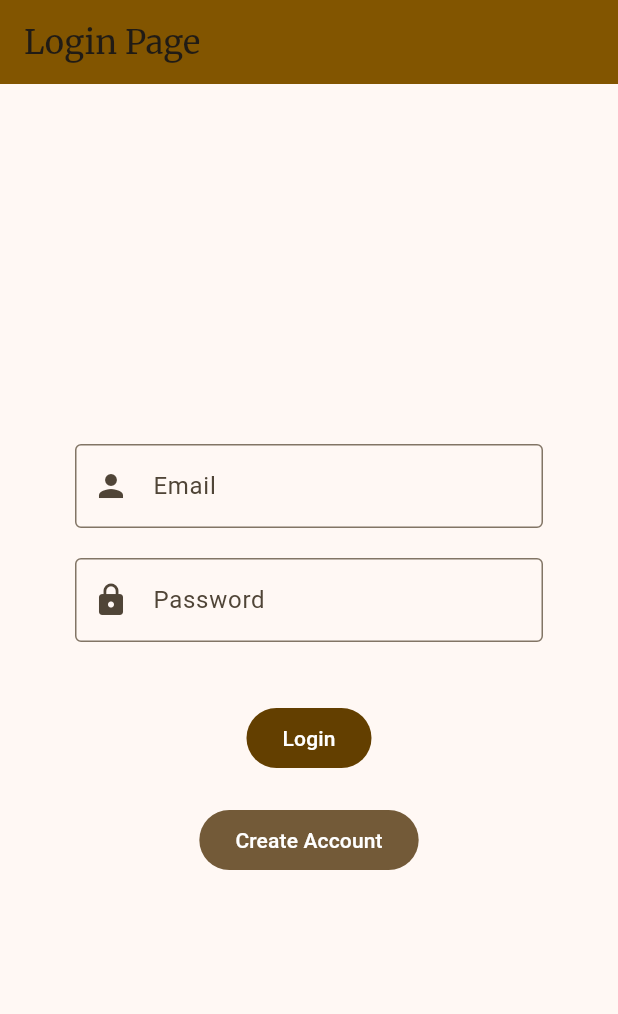
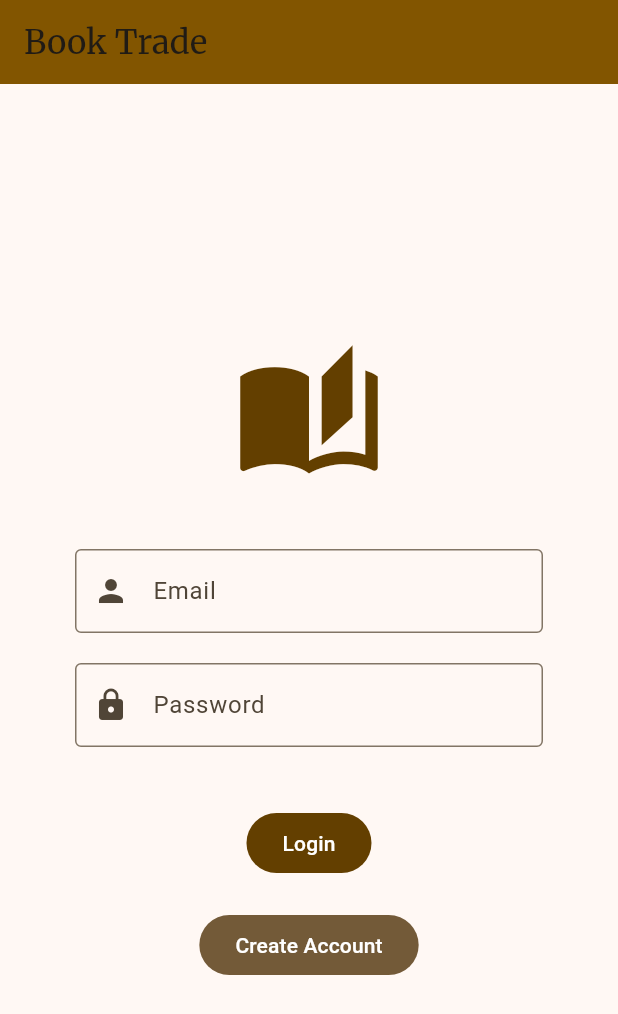
Before and after one commit to Lcasmendes/Trabalho-2-Dev_Mobile, a Flutter app: the screen it shows after launch, on a phone screen of 412 x 824 dp. Shown: the top 1014 px of the screen. Run offline on Flutter 3.47's test engine with Material 3 defaults, Android fonts, the phone set to English and light mode, and no system bars; our stand-ins replace dio, floor, fluttertoast, google_fonts, sqflite; accounts and stored records are empty; generated files the repository leaves out were written again.

Commit message:
Icone na tela de login

```diff
--- a/book_trades/lib/l10n/app_en.arb
+++ b/book_trades/lib/l10n/app_en.arb
@@ -1,5 +1,5 @@
 {
-  "login_page": "Login Page",
+  "login_page": "Book Trade",
   "email": "Email",
   "password": "Password",
   "login": "Login",
--- a/book_trades/lib/l10n/app_localizations.dart
+++ b/book_trades/lib/l10n/app_localizations.dart
@@ -101,7 +101,7 @@ abstract class AppLocalizations {
   /// No description provided for @login_page.
   ///
   /// In en, this message translates to:
-  /// **'Login Page'**
+  /// **'Book Trade'**
   String get login_page;
 
   /// No description provided for @email.
--- a/book_trades/lib/l10n/app_localizations_en.dart
+++ b/book_trades/lib/l10n/app_localizations_en.dart
@@ -9,7 +9,7 @@ class AppLocalizationsEn extends AppLocalizations {
   AppLocalizationsEn([String locale = 'en']) : super(locale);
 
   @override
-  String get login_page => 'Login Page';
+  String get login_page => 'Book Trade';
 
   @override
   String get email => 'Email';
--- a/book_trades/lib/l10n/app_localizations_pt.dart
+++ b/book_trades/lib/l10n/app_localizations_pt.dart
@@ -9,7 +9,7 @@ class AppLocalizationsPt extends AppLocalizations {
   AppLocalizationsPt([String locale = 'pt']) : super(locale);
 
   @override
-  String get login_page => 'Página de Login';
+  String get login_page => 'Book Trade';
 
   @override
   String get email => 'Email';
--- a/book_trades/lib/l10n/app_pt.arb
+++ b/book_trades/lib/l10n/app_pt.arb
@@ -1,5 +1,5 @@
 {
-  "login_page": "Página de Login",
+  "login_page": "Book Trade",
   "email": "Email",
   "password": "Senha",
   "login": "Logar",
--- a/book_trades/lib/ui/login/login_page.dart
+++ b/book_trades/lib/ui/login/login_page.dart
@@ -81,6 +81,13 @@ class _LoginPageState extends State<LoginPage> {
                     child: Column(
                       mainAxisSize: MainAxisSize.min,
                       children: [
+                        // Icone de livro aberto como logo
+                        Icon(
+                          Icons.auto_stories,
+                          size: 100,
+                          color: colorScheme.primary,
+                        ),
+                        const SizedBox(height: 40),
                         TextFormField(
                           controller: viewModel.usernameController,
                           decoration: InputDecoration(
```
Also changed, not shown: 1 other file.
